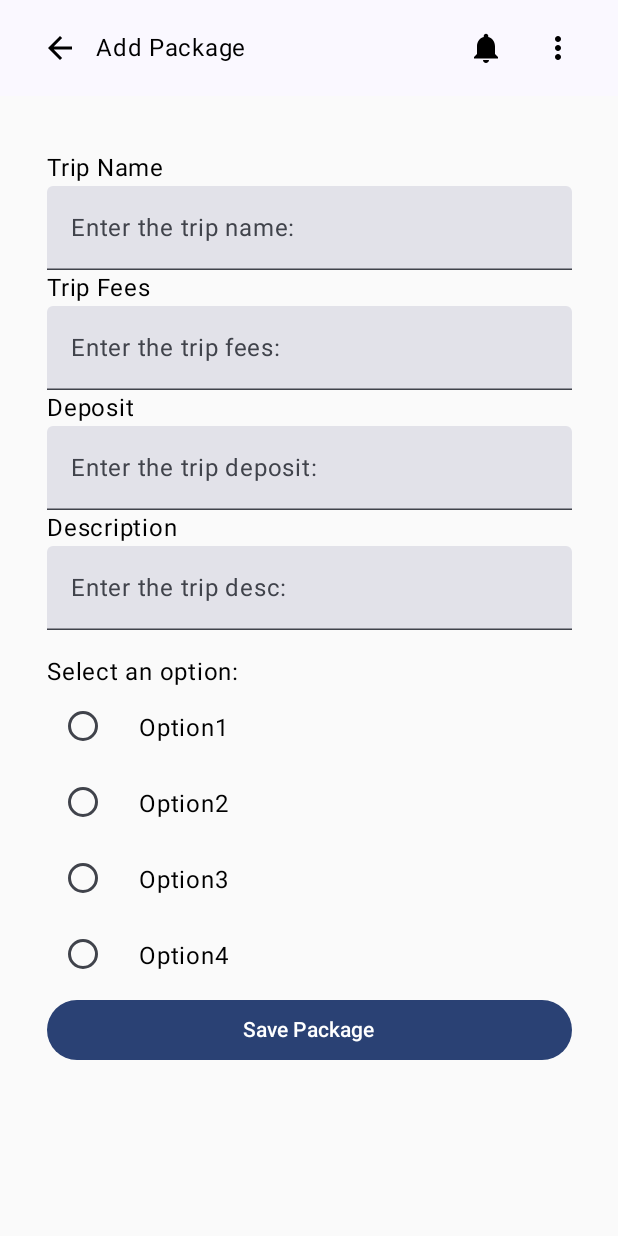
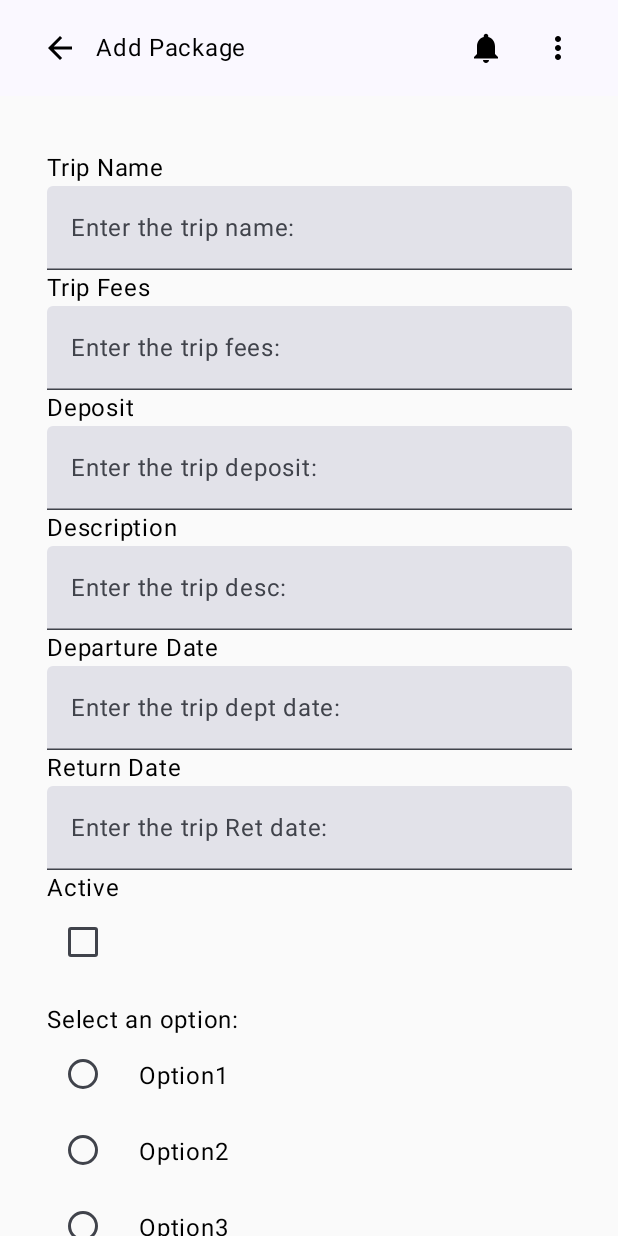
Before and after one commit to evansleong/Mobile-App-Development-Assignment, an Android app built with Jetpack Compose: the AgencyAddPackageScreen screen opened through its navigation route, on a phone screen of 412 x 824 dp. Run offline under Robolectric (Android 15) with nearby library versions, the phone set to English and light mode, and no system bars; our stand-ins replace Room's generated code.

Commit message:
Add schema

```diff
--- a/app/src/main/java/com/example/travelerapp/AgencyAddPackageScreen.kt
+++ b/app/src/main/java/com/example/travelerapp/AgencyAddPackageScreen.kt
@@ -12,6 +12,7 @@ import androidx.compose.foundation.shape.RoundedCornerShape
 import androidx.compose.foundation.text.BasicText
 import androidx.compose.foundation.text.KeyboardOptions
 import androidx.compose.material3.Button
+import androidx.compose.material3.Checkbox
 import androidx.compose.material3.OutlinedTextField
 import androidx.compose.material3.RadioButton
 import androidx.compose.material3.Text
@@ -53,6 +54,18 @@ fun AgencyAddPackageScreen(
     val tripPackageDesc = remember {
         mutableStateOf(TextFieldValue())
     }
+
+    val tripPackageDeptDate = remember {
+        mutableStateOf(TextFieldValue())
+    }
+
+    val tripPackageRetDate = remember {
+        mutableStateOf(TextFieldValue())
+    }
+
+    var isChecked by remember { mutableStateOf(false) }
+
+    val value = if(isChecked) 1 else 0
 
     // Initialize a mutable state for the selected radio button option
     var selectedOption by remember { mutableStateOf("") }
@@ -134,6 +147,40 @@ fun AgencyAddPackageScreen(
                     )
                 }
                 item {
+                    Text(
+                        text = "Departure Date"
+                    )
+                    TextField(
+                        value = tripPackageDeptDate.value,
+                        onValueChange = { tripPackageDeptDate.value = it},
+                        placeholder = { Text(text = "Enter the trip dept date:")},
+                        modifier = Modifier
+                            .fillMaxWidth()
+                    )
+                }
+                item {
+                    Text(
+                        text = "Return Date"
+                    )
+                    TextField(
+                        value = tripPackageRetDate.value,
+                        onValueChange = { tripPackageRetDate.value = it},
+                        placeholder = { Text(text = "Enter the trip Ret date:")},
+                        modifier = Modifier
+                            .fillMaxWidth()
+                    )
+                }
+                item {
+                    Text(
+                        text = "Active"
+                    )
+                    Checkbox(
+                        checked = isChecked,
+                        onCheckedChange = { isChecked = it },
+                        modifier = Modifier.clickable { isChecked = !isChecked }
+                    )
+                }
+                item {
                     Spacer(modifier = Modifier.height(16.dp))
                 }
 
@@ -201,7 +248,10 @@ fun AgencyAddPackageScreen(
                                 tripPackageName.value.text,
                                 tripPackageFees.value.text.toDouble(),
                                 tripPackageDeposit.value.text.toDouble(),
-                                tripPackageDesc.value.text
+                                tripPackageDesc.value.text,
+                                tripPackageDeptDate.value.text.toInt(),
+                                tripPackageRetDate.value.text.toInt(),
+                                value
                             )
                             Toast.makeText(context, "Trip Added to Database", Toast.LENGTH_SHORT).show()
                         },
```
Also changed, not shown: app/src/main/java/com/example/travelerapp/DBHandler.kt (+117 -21 lines).
